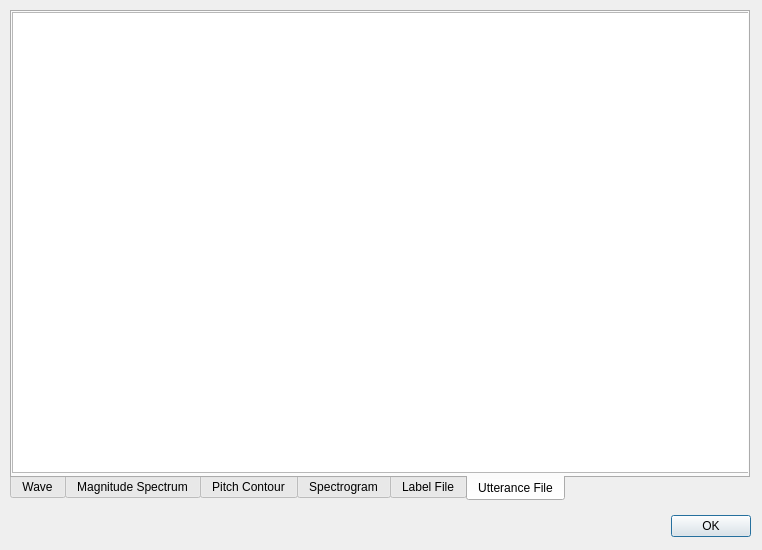
shashankrnr32/KannadaTTS-Application, file App/ui/Plot.ui: the form before one commit.
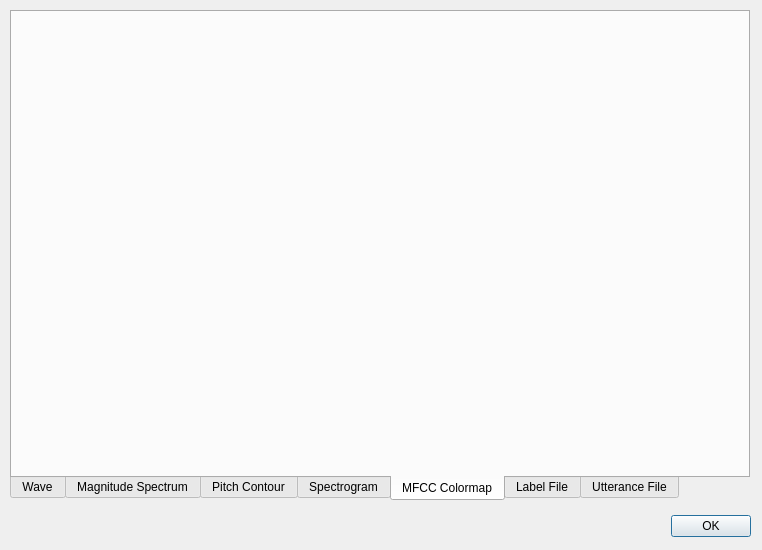
The form after the commit.

```diff
--- a/App/ui/Plot.ui
+++ b/App/ui/Plot.ui
@@ -57,7 +57,7 @@
     <enum>QTabWidget::Rounded</enum>
    </property>
    <property name="currentIndex">
-    <number>5</number>
+    <number>4</number>
    </property>
    <widget class="QWidget" name="wave_tab">
     <attribute name="title">
@@ -175,6 +175,35 @@
      </layout>
     </widget>
    </widget>
+   <widget class="QWidget" name="tab_4">
+    <attribute name="title">
+     <string>MFCC Colormap</string>
+    </attribute>
+    <widget class="QWidget" name="verticalLayoutWidget_5">
+     <property name="geometry">
+      <rect>
+       <x>0</x>
+       <y>0</y>
+       <width>731</width>
+       <height>461</height>
+      </rect>
+     </property>
+     <layout class="QVBoxLayout" name="plot4">
+      <property name="sizeConstraint">
+       <enum>QLayout::SetDefaultConstraint</enum>
+      </property>
+      <property name="leftMargin">
+       <number>5</number>
+      </property>
+      <property name="topMargin">
+       <number>5</number>
+      </property>
+      <property name="rightMargin">
+       <number>2</number>
+      </property>
+     </layout>
+    </widget>
+   </widget>
    <widget class="QWidget" name="tab_2">
     <attribute name="title">
      <string>Label File</string>
```
